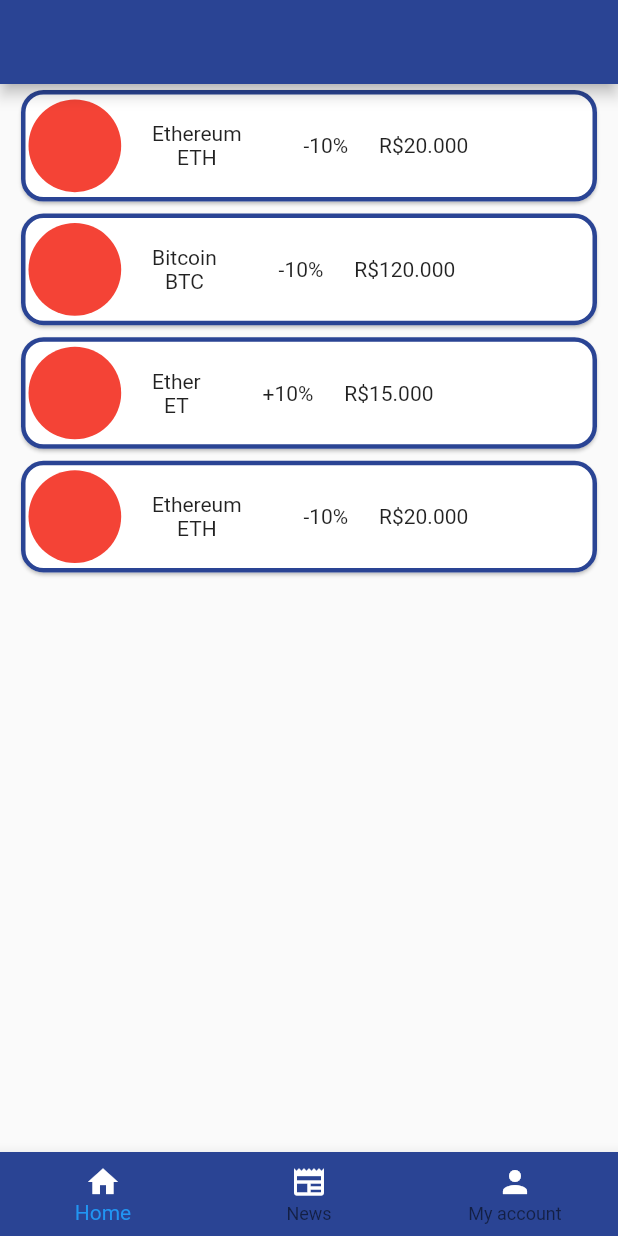
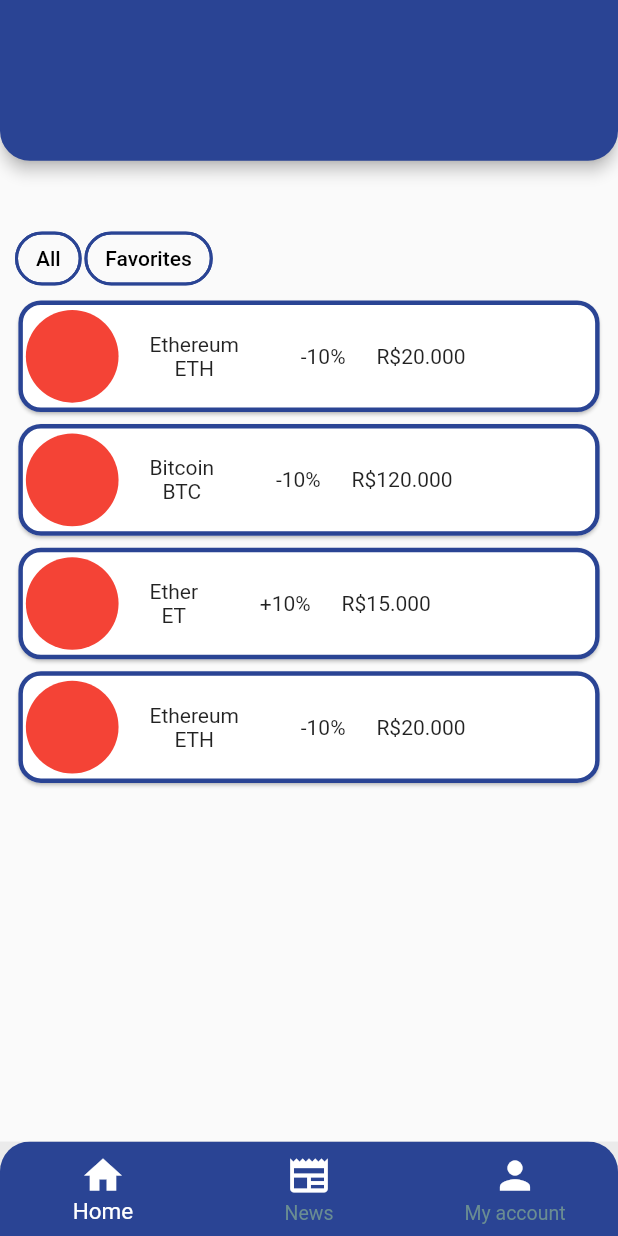
Before and after one commit to devv-thiago/criptoapp, a Flutter app: the screen it shows after launch, after a tap on "Login", on a phone screen of 412 x 824 dp. Run offline on Flutter 3.47's test engine with Material 2 defaults, Android fonts, the phone set to English and light mode, and no system bars.

Commit message:
atualizacao de interface

```diff
--- a/lib/components/screens/coins_page.dart
+++ b/lib/components/screens/coins_page.dart
@@ -10,6 +10,8 @@ class CoinsPage extends StatefulWidget {
 }
 
 class _CoinsPageState extends State<CoinsPage> {
+  bool allClicked = false;
+  bool favoriteClicked = false;
   @override
   Widget build(BuildContext context) {
     List<Widget> coins = [
@@ -23,12 +25,66 @@ class _CoinsPageState extends State<CoinsPage> {
       home: Scaffold(
         appBar: AppBar(
           backgroundColor: const Color.fromRGBO(42, 68, 148, 1),
+          toolbarHeight: deviceInfo.size.height * 0.13,
+          shape: const RoundedRectangleBorder(
+              borderRadius: BorderRadius.only(
+                  bottomLeft: Radius.circular(20),
+                  bottomRight: Radius.circular(20))),
         ),
-        body: SizedBox(
+        body: Padding(
+          padding: EdgeInsets.only(
+              top: deviceInfo.size.height * 0.05,
+              right: deviceInfo.size.height * 0.01,
+              left: deviceInfo.size.height * 0.01),
+          child: SizedBox(
             height: deviceInfo.size.height,
             width: deviceInfo.size.width,
             child: Column(
               children: [
+                Row(
+                  children: [
+                    ActionChip(
+                      onPressed: () {
+                        setState(() {
+                          allClicked = !allClicked;
+                        });
+                      },
+                      disabledColor: Colors.transparent,
+                      label: Text(
+                        'All',
+                        style: TextStyle(
+                            color: (allClicked == false)
+                                ? Colors.black
+                                : Colors.white),
+                      ),
+                      backgroundColor: (allClicked == false)
+                          ? Colors.transparent
+                          : const Color.fromRGBO(42, 68, 148, 1),
+                      side: const BorderSide(
+                          color: Color.fromRGBO(42, 68, 148, 1), width: 2),
+                    ),
+                    ActionChip(
+                      onPressed: () {
+                        setState(() {
+                          favoriteClicked = !favoriteClicked;
+                        });
+                      },
+                      disabledColor: Colors.transparent,
+                      backgroundColor: (favoriteClicked == false)
+                          ? Colors.transparent
+                          : const Color.fromRGBO(42, 68, 148, 1),
+                      label: Text(
+                        'Favorites',
+                        style: TextStyle(
+                            color: (favoriteClicked == false)
+                                ? Colors.black
+                                : Colors.white),
+                      ),
+                      side: const BorderSide(
+                          color: Color.fromRGBO(42, 68, 148, 1), width: 2),
+                    ),
+                  ],
+                ),
                 Expanded(
                   child: ListView.builder(
                     itemBuilder: (context, index) {
@@ -41,6 +97,7 @@ class _CoinsPageState extends State<CoinsPage> {
             ),
           ),
         ),
+      ),
     );
   }
 }
--- a/lib/components/screens/homepage.dart
+++ b/lib/components/screens/homepage.dart
@@ -3,17 +3,18 @@ import 'package:login/components/screens/coins_page.dart';
 import 'package:login/components/screens/config_menu.dart';
 import 'package:login/components/screens/news_page.dart';
 
+import 'package:flutter/material.dart';
+
 class HomePage extends StatefulWidget {
-  const HomePage({super.key});
+  const HomePage({Key? key});
 
   @override
-  // ignore: library_private_types_in_public_api
   _HomePageState createState() => _HomePageState();
 }
 
 class _HomePageState extends State<HomePage> {
   int _selectedIndex = 0;
-  List navigatorPages = [
+  List<Widget> navigatorPages = [
     CoinsPage(),
     NewsPage(),
     ConfigMenu(),
@@ -32,7 +33,12 @@ class _HomePageState extends State<HomePage> {
       home: Scaffold(
         backgroundColor: const Color.fromRGBO(235, 235, 235, 1),
         body: navigatorPages[_selectedIndex],
-        bottomNavigationBar: BottomNavigationBar(
+        bottomNavigationBar: ClipRRect(
+          borderRadius: const BorderRadius.only(
+            topLeft: Radius.circular(20.0),
+            topRight: Radius.circular(20.0),
+          ),
+          child: BottomNavigationBar(
             backgroundColor: const Color.fromRGBO(42, 68, 148, 1),
             currentIndex: _selectedIndex,
             items: const <BottomNavigationBarItem>[
@@ -48,15 +54,23 @@ class _HomePageState extends State<HomePage> {
                   Icons.newspaper_outlined,
                   color: Colors.white,
                 ),
-                label: 'News'),
+                label: 'News',
+              ),
               BottomNavigationBarItem(
                 icon: Icon(
                   Icons.person,
                   color: Colors.white,
                 ),
-                label: 'My account'),
+                label: 'My account',
+              ),
             ],
             onTap: _onItemTapped,
+            selectedItemColor: Colors.white,
+            unselectedItemColor: const Color.fromRGBO(106, 141, 146, 1),
+            iconSize: 30,
+            unselectedFontSize: 13,
+            selectedFontSize: 15,
+          ),
         ),
       ),
     );
--- a/lib/components/widgets/coin_widget.dart
+++ b/lib/components/widgets/coin_widget.dart
@@ -20,7 +20,6 @@ class _CoinWidgetState extends State<CoinWidget> {
   Widget build(BuildContext context) {
     MediaQueryData deviceinfo = MediaQuery.of(context);
     return Container(
-      padding: const EdgeInsets.only(right: 10, left: 10),
       height: deviceinfo.size.height * 0.1,
       width: deviceinfo.size.width,
       child: Card(
```
Lines whose indentation alone changed are shown as unchanged.
